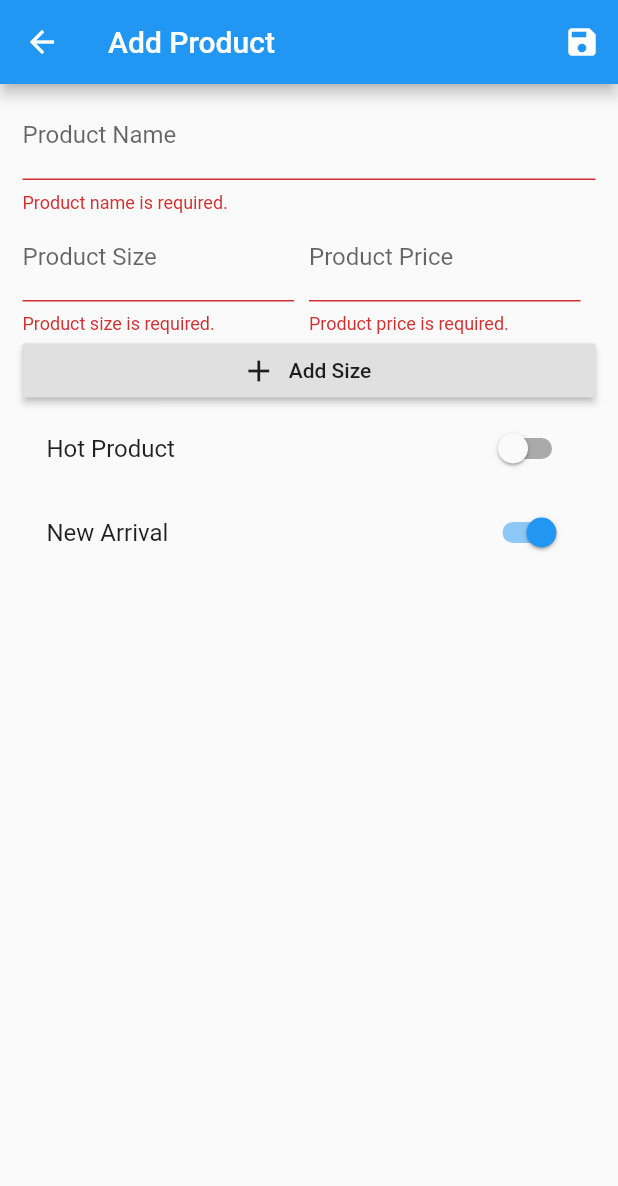
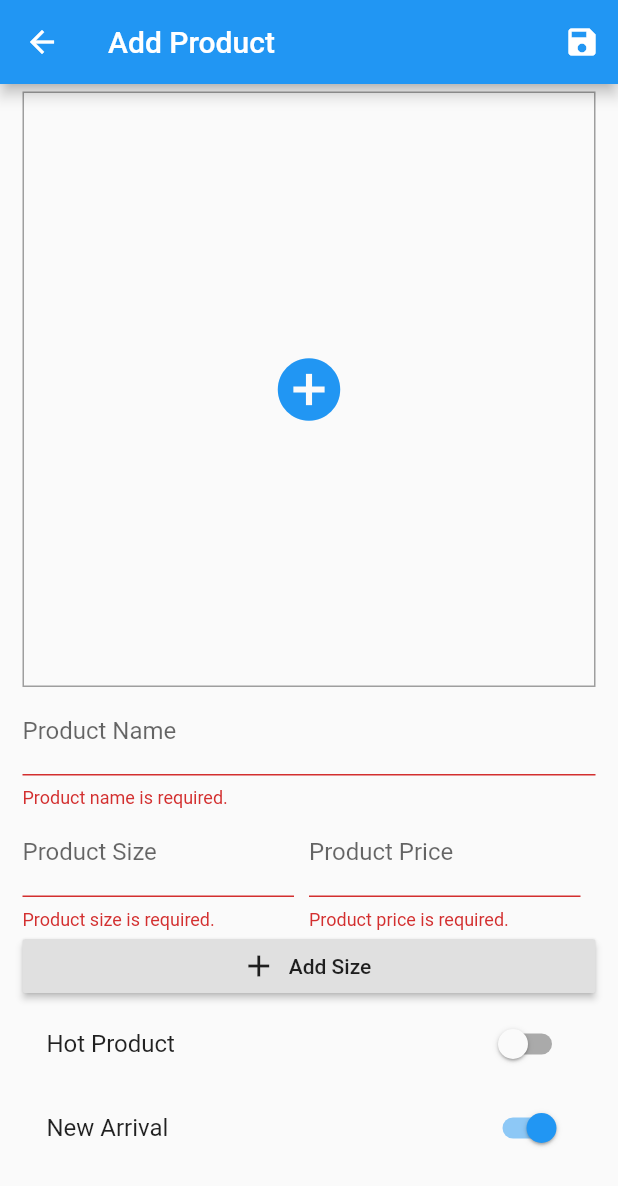
Before and after one commit to raj1234sa/abhi-shop-flutter, a Flutter app: the AddProductScreen screen opened by its route, after a tap on "Add Size", after a tap on the "delete" icon, after a tap on the "save" icon, on a phone screen of 412 x 824 dp. Shown: the top 1186 px of the screen. Run offline on Flutter 3.47's test engine with Material 2 defaults, Android fonts, the phone set to English and light mode, and no system bars; our stand-ins replace cloud_firestore, firebase_core, firebase_storage, image_cropper, image_picker, toast; accounts and stored records are empty.

Commit message:
Upload image file

```diff
--- a/lib/models/product.dart
+++ b/lib/models/product.dart
@@ -2,42 +2,38 @@ import 'package:cloud_firestore/cloud_firestore.dart';
 import 'package:flutter/foundation.dart';
 
 class Product {
-  final String id;
+  String id;
   final String productName;
-  final Map<String, Object> sizePrices;
-  // final String productSize;
-  // final double productPrice;
+  final List<dynamic> sizePrices;
   final bool isNewArrival;
   final bool isHotProduct;
-  String docId;
+  final String imageUrl;
+
 
   Product({
     @required this.id,
     @required this.productName,
-    // @required this.productSize,
-    // @required this.productPrice,
     @required this.sizePrices,
     @required this.isHotProduct,
     @required this.isNewArrival,
-    this.docId,
+    this.imageUrl,
+
   });
 
   Product.fromJson(DocumentSnapshot json)
       : id = json.data()['id'],
-        docId = json.id,
         productName = json.data()['productName'],
         sizePrices = json.data()['sizePrices'],
-        // productSize = json.data()['productSize'],
-        // productPrice = json.data()['productPrice'],
         isHotProduct = json.data()['isHotProduct'],
+        imageUrl = json.data()['imageUrl'],
         isNewArrival = json.data()['isNewArrival'];
 
   Map<String, dynamic> toJson() => {
         'id': id,
         'productName': productName,
-        // 'productSize': productSize,
-        // 'productPrice': productPrice,
+        'sizePrices': sizePrices,
         'isHotProduct': isHotProduct,
         'isNewArrival': isNewArrival,
+        'imageUrl': imageUrl,
       };
 }
--- a/lib/screens/add_product.dart
+++ b/lib/screens/add_product.dart
@@ -1,114 +1,212 @@
+import 'dart:io';
+
 import 'package:abhi_shop/models/product.dart';
+import 'package:abhi_shop/size_price.dart';
+import 'package:abhi_shop/widgets/icon_avatar.dart';
 import 'package:cloud_firestore/cloud_firestore.dart';
 import 'package:firebase_core/firebase_core.dart';
+import 'package:firebase_storage/firebase_storage.dart';
 import 'package:flutter/material.dart';
+import 'package:image_cropper/image_cropper.dart';
+import 'package:image_picker/image_picker.dart';
 import 'package:toast/toast.dart';
+import 'package:uuid/uuid.dart';
+
+import '../models/product.dart';
 
 final _firestore = FirebaseFirestore.instance;
+final StorageReference storageReference=FirebaseStorage.instance.ref();
 
 class AddProductScreen extends StatefulWidget {
   static final ROUTE_NAME = 'add_product_screen';
+  final Product editProduct;
+
+  AddProductScreen({this.editProduct});
+
   @override
   _AddProductScreenState createState() => _AddProductScreenState();
 }
 
 class _AddProductScreenState extends State<AddProductScreen> {
   final _formKey = GlobalKey<FormState>();
-  final _sizeNode = FocusNode();
-  final _priceNode = FocusNode();
-  Product editProductData;
 
   final _prodNameController = TextEditingController();
-  final _prodSizeController = TextEditingController();
-  final _prodPriceController = TextEditingController();
-  List<Map<String, TextEditingController>> _priceSizeControllers = [
-    {
-      'size': TextEditingController(),
-      'price': TextEditingController(),
-    },
-  ];
-
-  List<Map<String, FocusNode>> _focusNodes = [
-    {
-      'size': FocusNode(),
-      'price': FocusNode(),
-    },
-  ];
 
   bool _isHotProduct = false;
   bool _isNewArrival = true;
-  bool initstate = false;
+
+  String productId;
+
+  File _imageFile;
+
+  List<ProductSizePrice> _productSizePriceList = [
+    ProductSizePrice(
+      sizeNameController: TextEditingController(),
+      sizePriceController: TextEditingController(),
+      sizeNameFocusNode: FocusNode(),
+      sizePriceFocusNode: FocusNode(),
+    )
+  ];
+
+  List<dynamic> getSizePricesFromModel() {
+    return _productSizePriceList
+        .map((sizePrice) => {
+              'size': sizePrice.sizeNameController.text,
+              'price': sizePrice.sizePriceController.text,
+            })
+        .toList();
+  }
+  // Future<void> compressImage() async {
+  //   final tempDir = await getTemporaryDirectory();
+  //   final path = tempDir.path;
+  //   Im.Image imageFile = Im.decodeImage(_file.readAsBytesSync());
+  //   final compressedImageFile = File('$path/img_$postId.jpg')
+  //     ..writeAsBytesSync(Im.encodeJpg(imageFile, quality: 85));
+  //   setState(() {
+  //     _file = compressedImageFile;
+  //   });
+  // }
+
+  Future<String> uploadImage(imageFile) async {
+    StorageUploadTask uploadTask =
+    storageReference.child('products').child('product_$productId.jpg').putFile(imageFile);
+
+    StorageTaskSnapshot storageTaskSnapshot = await uploadTask.onComplete;
+    String downloadUrl = await storageTaskSnapshot.ref.getDownloadURL();
+    return downloadUrl;
+  }
 
   _saveForm(BuildContext context) async {
-    final isValidform = _formKey.currentState.validate();
-    if (isValidform) {
-      await Firebase.initializeApp();
+    final isValidForm = _formKey.currentState.validate();
+    if (isValidForm) {
+      FocusScope.of(context).unfocus();
+      String mediaUrl= await uploadImage(_imageFile);
       Product product = Product(
-        id: editProductData == null
-            ? DateTime.now().toString()
-            : editProductData.id,
+        id: productId,
         productName: _prodNameController.text,
-        // productSize: _prodSizeController.text,
-        // productPrice: double.parse(_prodPriceController.text),
+        sizePrices: getSizePricesFromModel(),
         isHotProduct: _isHotProduct,
         isNewArrival: _isNewArrival,
+        imageUrl: mediaUrl,
       );
-      if (editProductData == null) {
-        await _firestore.collection('products').add(product.toJson());
-        Toast.show(
-          'Product is added!!',
-          context,
-          duration: Toast.LENGTH_LONG + 5,
-          backgroundColor: Colors.green,
-        );
-        Navigator.pop(context);
-      } else {
       await _firestore
           .collection('products')
-            .doc(editProductData.docId)
+          .doc(productId)
           .set(product.toJson());
       Toast.show(
-          'Product is updated!!',
+        widget.editProduct == null
+            ? 'Product is added!!'
+            : 'Product is updated!!',
         context,
         duration: Toast.LENGTH_LONG + 5,
         backgroundColor: Colors.green,
       );
       Navigator.pop(context);
     }
-    } else {}
   }
 
   @override
   void dispose() {
-    _sizeNode.dispose();
-    _priceNode.dispose();
     _prodNameController.dispose();
-    _prodSizeController.dispose();
-    _prodPriceController.dispose();
+    _imageFile=null;
+
     super.dispose();
   }
 
-  @override
-  void didChangeDependencies() {
-    if (initstate == false) {
-      Product prodDoc = ModalRoute.of(context).settings.arguments;
-      if (prodDoc != null) {
-        _prodNameController.text = prodDoc.productName;
-        // _prodSizeController.text = prodDoc.productSize;
-        // _prodPriceController.text = prodDoc.productPrice.toString();
-        _isHotProduct = prodDoc.isHotProduct;
-        _isNewArrival = prodDoc.isNewArrival;
-        editProductData = prodDoc;
-      }
+  Future<void> _takePicture(ImageSource type) async {
+    // ignore: deprecated_member_use
+    final File image = await ImagePicker.pickImage(
+      source: type,
+    );
+    // setState(() {
+    //   _imageFile = image;
+    // });
+    if (image != null) {
+      final croppedImage = await ImageCropper.cropImage(
+        sourcePath: image.path,
+        aspectRatio: CropAspectRatio(ratioX: 1.0, ratioY: 1.0),
+      );
+      if (croppedImage != null) {
+        print("Picked image path ${croppedImage.path}");
         setState(() {
-        initstate = true;
+          _imageFile = croppedImage;
         });
       }
-    super.didChangeDependencies();
+    }
+  }
+
+  void showImagePickerOption(BuildContext ctx) {
+    showModalBottomSheet(
+        context: ctx,
+        builder: (_) {
+          return GestureDetector(
+            onTap: () {},
+            behavior: HitTestBehavior.opaque,
+            child: Container(
+              height: 80,
+              margin: EdgeInsets.all(25),
+              child: Row(
+                children: [
+                  IconAvatar(
+                    color: Colors.lightBlue,
+                    icon: Icons.camera_alt,
+                    name: 'Camera',
+                    onPress: () {
+                      Navigator.of(context).pop();
+                      _takePicture(ImageSource.camera);
+                    },
+                  ),
+                  IconAvatar(
+                    color: Colors.teal,
+                    icon: Icons.image,
+                    name: 'Gallery',
+                    onPress: () {
+                      Navigator.of(context).pop();
+
+                      _takePicture(ImageSource.gallery);
+                    },
+                  ),
+                  IconAvatar(
+                    color: Colors.redAccent,
+                    icon: Icons.clear,
+                    name: 'Clear',
+                    onPress: () {
+                      setState(() {
+                        _imageFile = null;
+                      });
+                      Navigator.of(context).pop();
+                    },
+                  ),
+                ],
+              ),
+            ),
+          );
+        });
+  }
+
+
+  @override
+  void initState() {
+    productId = widget.editProduct == null
+        ? DateTime.now().millisecondsSinceEpoch.toString()
+        : widget.editProduct.id;
+    if (widget.editProduct != null) {
+      _prodNameController.text = widget.editProduct.productName;
+      _productSizePriceList = widget.editProduct.sizePrices
+          .map(
+            (sizePriceJson) => ProductSizePrice.fromJSON(sizePriceJson),
+          )
+          .toList();
+      _isHotProduct = widget.editProduct.isHotProduct;
+      _isNewArrival = widget.editProduct.isNewArrival;
+
+    }
+    super.initState();
   }
 
   @override
   Widget build(BuildContext context) {
+    var width = MediaQuery.of(context).size.width;
     return Scaffold(
       appBar: AppBar(
         title: Text("Add Product"),
@@ -124,13 +222,38 @@ class _AddProductScreenState extends State<AddProductScreen> {
       body: Container(
         child: Form(
           key: _formKey,
-          autovalidate: true,
           child: ListView(
             padding: EdgeInsets.symmetric(
               horizontal: 15,
               vertical: 5,
             ),
             children: <Widget>[
+              InkWell(
+                onTap: () => showImagePickerOption(context),
+                child: Container(
+                  alignment: Alignment.center,
+                  width: width,
+                  height: width-15,
+                  decoration: BoxDecoration(
+                    border: Border.all(
+                      color: Colors.grey,
+                      width: 1.0,
+                    ),
+                  ),
+                  child: _imageFile == null
+                      ? Icon(
+                          Icons.add_circle,
+                          size: 50.0,
+                          color: Colors.blue,
+                        )
+                      : Image.file(
+                          _imageFile,
+                          width: width,
+                          height: width-15,
+                          fit: BoxFit.fill,
+                        ),
+                ),
+              ),
               TextFormField(
                 controller: _prodNameController,
                 decoration: InputDecoration(
@@ -144,16 +267,17 @@ class _AddProductScreenState extends State<AddProductScreen> {
                 },
                 textInputAction: TextInputAction.next,
                 onFieldSubmitted: (_) {
-                  FocusScope.of(context).requestFocus(_focusNodes[0]['size']);
+                  FocusScope.of(context)
+                      .requestFocus(_productSizePriceList[0].sizeNameFocusNode);
                 },
               ),
-              ..._priceSizeControllers.map((e) {
-                int index = _priceSizeControllers.indexOf(e);
+              ..._productSizePriceList.map((productSizePrice) {
+                int index = _productSizePriceList.indexOf(productSizePrice);
                 return Row(
                   children: <Widget>[
                     Expanded(
                       child: TextFormField(
-                        controller: _priceSizeControllers[index]['size'],
+                        controller: productSizePrice.sizeNameController,
                         decoration: InputDecoration(
                           labelText: 'Product Size',
                         ),
@@ -164,11 +288,11 @@ class _AddProductScreenState extends State<AddProductScreen> {
                           return null;
                         },
                         onFieldSubmitted: (_) {
-                          FocusScope.of(context)
-                              .requestFocus(_focusNodes[index]['price']);
+                          FocusScope.of(context).requestFocus(
+                              productSizePrice.sizePriceFocusNode);
                         },
                         textInputAction: TextInputAction.next,
-                        focusNode: _focusNodes[index]['size'],
+                        focusNode: productSizePrice.sizeNameFocusNode,
                       ),
                     ),
                     SizedBox(
@@ -176,7 +300,8 @@ class _AddProductScreenState extends State<AddProductScreen> {
                     ),
                     Expanded(
                       child: TextFormField(
-                        controller: _priceSizeControllers[index]['price'],
+                        keyboardType: TextInputType.number,
+                        controller: productSizePrice.sizePriceController,
                         decoration: InputDecoration(
                           labelText: 'Product Price',
                         ),
@@ -187,25 +312,25 @@ class _AddProductScreenState extends State<AddProductScreen> {
                           return null;
                         },
                         onFieldSubmitted: (_) {
-                          FocusScope.of(context)
-                              .requestFocus(_focusNodes[index + 1]['size']);
+                          FocusScope.of(context).requestFocus(
+                              _productSizePriceList[index + 1]
+                                  .sizeNameFocusNode);
                         },
                         textInputAction: TextInputAction.next,
-                        focusNode: _focusNodes[index]['price'],
+                        focusNode: productSizePrice.sizePriceFocusNode,
                       ),
                     ),
                     SizedBox(
                       width: 10,
                     ),
-                    if (_priceSizeControllers.length > 1)
+                    if (_productSizePriceList.length > 1)
                       GestureDetector(
                         child: Icon(
                           Icons.delete,
                         ),
                         onTap: () {
                           setState(() {
-                            _priceSizeControllers.removeAt(index);
-                            _focusNodes.removeAt(index);
+                            _productSizePriceList.removeAt(index);
                           });
                         },
                       ),
@@ -215,14 +340,12 @@ class _AddProductScreenState extends State<AddProductScreen> {
               RaisedButton.icon(
                 onPressed: () {
                   setState(() {
-                    _priceSizeControllers.add({
-                      'size': TextEditingController(),
-                      'price': TextEditingController(),
-                    });
-                    _focusNodes.add({
-                      'size': FocusNode(),
-                      'price': FocusNode(),
-                    });
+                    _productSizePriceList.add(ProductSizePrice(
+                      sizeNameController: TextEditingController(),
+                      sizePriceController: TextEditingController(),
+                      sizeNameFocusNode: FocusNode(),
+                      sizePriceFocusNode: FocusNode(),
+                    ));
                   });
                 },
                 icon: Icon(Icons.add),
--- /dev/null
+++ b/lib/size_price.dart
@@ -0,0 +1,28 @@
+import 'package:flutter/material.dart';
+
+class ProductSizePrice {
+  final TextEditingController sizeNameController;
+  final TextEditingController sizePriceController;
+  final FocusNode sizeNameFocusNode;
+  final FocusNode sizePriceFocusNode;
+
+  ProductSizePrice({
+    @required this.sizeNameController,
+    @required this.sizePriceController,
+    @required this.sizeNameFocusNode,
+    @required this.sizePriceFocusNode,
+  });
+
+  factory ProductSizePrice.fromJSON(Map data) {
+    TextEditingController nameController =
+        TextEditingController(text: data['size'] ?? '');
+    TextEditingController priceController =
+        TextEditingController(text: data['price'] ?? '');
+    return ProductSizePrice(
+      sizeNameController: nameController,
+      sizePriceController: priceController,
+      sizeNameFocusNode: FocusNode(),
+      sizePriceFocusNode: FocusNode(),
+    );
+  }
+}
--- a/pubspec.yaml
+++ b/pubspec.yaml
@@ -31,6 +31,11 @@ dependencies:
   firebase_auth: ^0.18.0+1
   firebase_core: ^0.5.0
   toast: ^0.1.5
+  uuid: ^2.2.0
+  firebase_storage: ^4.0.0
+  image_picker: ^0.6.7+7
+  image_cropper: ^1.3.0
+  path_provider: ^1.6.14
 
 dev_dependencies:
   flutter_test:
```
Also changed, not shown: lib/screens/products_list.dart (+11 -6 lines), lib/widgets/icon_avatar.dart (added, +42 -0 lines), pubspec.lock, 2 other files. Lines whose indentation alone changed are shown as unchanged.
